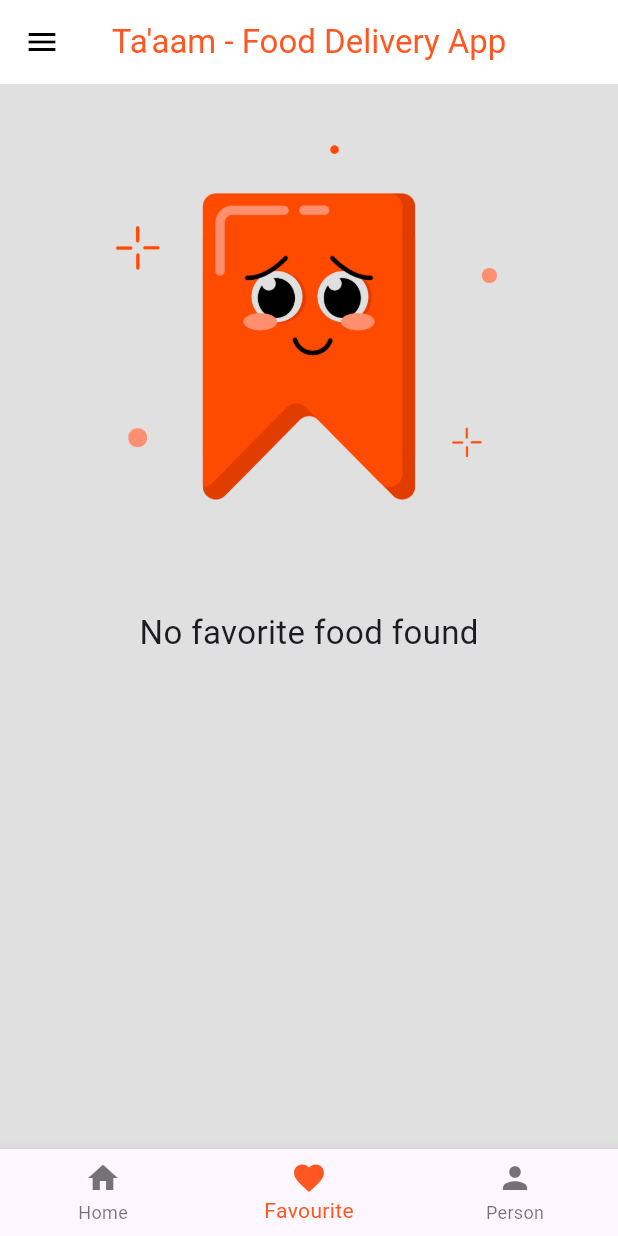
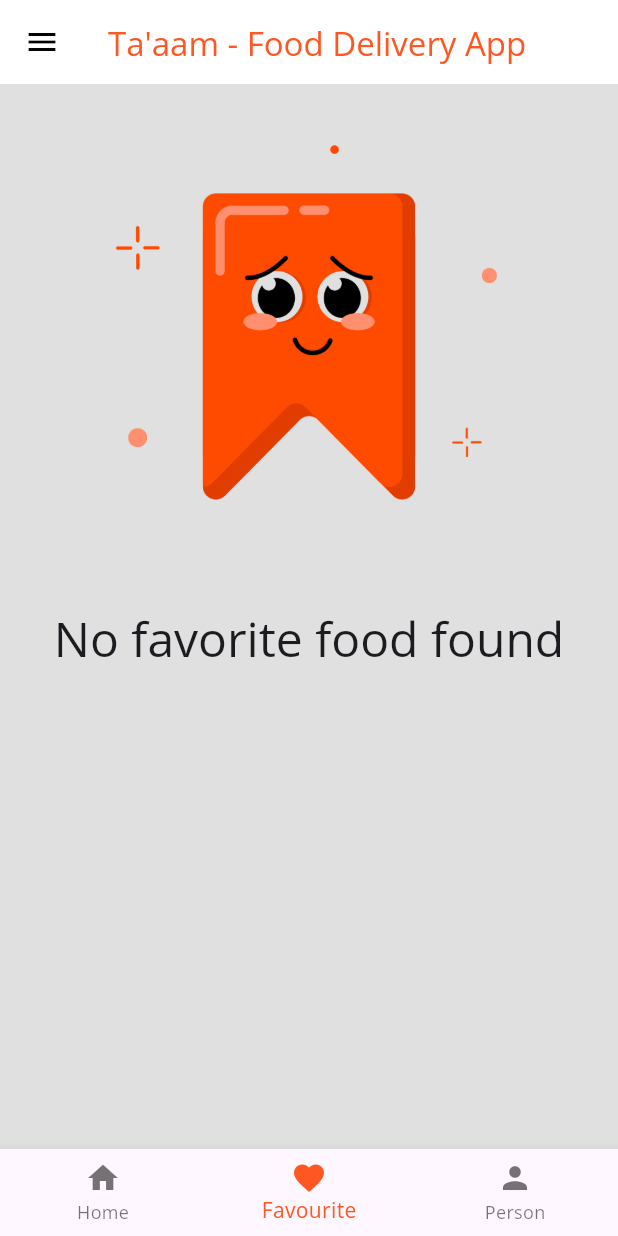
Before and after one commit to mhmdyasserrashwan/FodakAPP_FoodDeliveryApp, a Flutter app: the screen it shows after launch, item 2 of the bottom bar chosen, on a phone screen of 412 x 824 dp. Run offline on Flutter 3.47's test engine with Material 3 defaults, Android fonts, the phone set to English and light mode, and no system bars; network calls fail.

Commit message:
adding fonts , configure app theme

```diff
--- a/lib/main.dart
+++ b/lib/main.dart
@@ -14,10 +14,18 @@ class MyApp extends StatelessWidget {
     return MaterialApp(
       debugShowCheckedModeBanner: false,
       theme: ThemeData(
-          primaryColor: Colors.deepOrange,
-          listTileTheme: ListTileThemeData(
-            iconColor: Theme.of(context).primaryColor,
-          )),
+        primaryColor: Colors.deepOrange,
+        listTileTheme: ListTileThemeData(
+          iconColor: Colors.deepOrange,
+        ),
+        fontFamily: 'OpenSans',
+        dividerTheme: DividerThemeData(
+          indent: 20,
+          endIndent: 20,
+          thickness: 1.5,
+        ),
+        textTheme: TextTheme(),
+      ),
       home: const BottomNavBarPage(),
     );
   }
--- a/lib/screens/favourite_page.dart
+++ b/lib/screens/favourite_page.dart
@@ -25,12 +25,10 @@ class _FavouritePageState extends State<FavouritePage> {
               height: 350,
               fit: BoxFit.cover,
             ),
-            const Text(
+            Text(
               'No favorite food found',
-              style: TextStyle(
-                fontSize: 22,
-              ),
-            )
+              style: TextTheme.of(context).headlineLarge,
+            ),
           ],
         ),
       );
```
Also changed, not shown: lib/screens/account_page.dart (+9 -17 lines), lib/widgets/food_grid_item.dart (+10 -13 lines), pubspec.yaml (+9 -6 lines).
